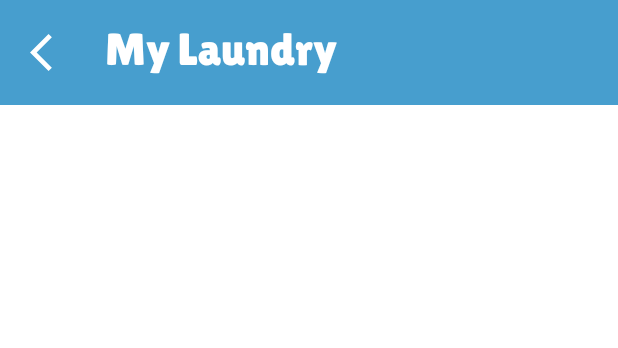
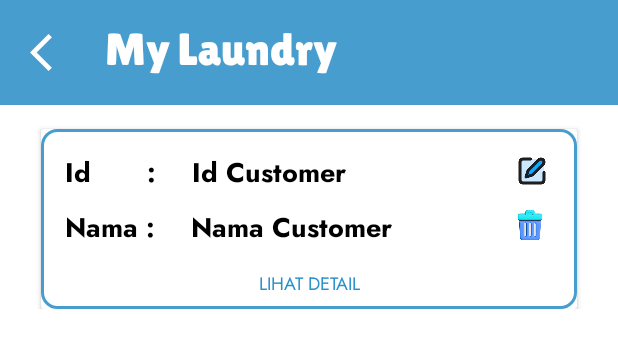
Before and after one commit to pysceseu/PROJEK_KEL5_XIIPPLG3, an Android app: the layout activity_adapter.xml on its own in the app's theme, with its tools: preview values and no code run, on a phone screen of 412 x 824 dp. Shown: the top 348 px of the screen. Run offline under Robolectric (Android 15) with nearby library versions, the phone set to English and light mode, and no system bars; Roboto replaces fonts that are not available here.

Commit message:
AdapterCustomer

```diff
--- a/app/src/main/res/layout/activity_adapter.xml
+++ b/app/src/main/res/layout/activity_adapter.xml
@@ -3,7 +3,7 @@
     xmlns:app="http://schemas.android.com/apk/res-auto"
     xmlns:tools="http://schemas.android.com/tools"
     android:layout_width="match_parent"
-    android:layout_height="match_parent">
+    android:layout_height="wrap_content">
 
     <androidx.constraintlayout.widget.ConstraintLayout
         android:id="@+id/constraintLayout2"
@@ -37,4 +37,105 @@
             app:layout_constraintStart_toEndOf="@+id/imageView11" />
     </androidx.constraintlayout.widget.ConstraintLayout>
 
+    <androidx.cardview.widget.CardView
+        android:layout_width="357dp"
+        android:layout_height="120dp"
+        android:layout_marginTop="16dp"
+        app:layout_constraintEnd_toEndOf="parent"
+        app:layout_constraintStart_toStartOf="parent"
+        app:layout_constraintTop_toBottomOf="@+id/constraintLayout2">
+
+        <androidx.constraintlayout.widget.ConstraintLayout
+            android:layout_width="match_parent"
+            android:layout_height="match_parent"
+            android:background="@drawable/aa">
+
+            <TextView
+                android:id="@+id/textView5"
+                android:layout_width="wrap_content"
+                android:layout_height="wrap_content"
+                android:layout_marginStart="16dp"
+                android:layout_marginTop="16dp"
+                android:fontFamily="@font/jost_bold"
+                android:text="Id       :"
+                android:textColor="@color/black"
+                android:textSize="18sp"
+                app:layout_constraintStart_toStartOf="parent"
+                app:layout_constraintTop_toTopOf="parent" />
+
+            <TextView
+                android:id="@+id/txtIdCustAdp"
+                android:layout_width="wrap_content"
+                android:layout_height="wrap_content"
+                android:layout_marginStart="24dp"
+                android:layout_marginTop="16dp"
+                android:fontFamily="@font/jost_bold"
+                android:text="Id Customer"
+                android:textColor="@color/black"
+                android:textSize="18sp"
+                app:layout_constraintStart_toEndOf="@+id/textView5"
+                app:layout_constraintTop_toTopOf="parent" />
+
+            <TextView
+                android:id="@+id/txtNmCustAdp"
+                android:layout_width="wrap_content"
+                android:layout_height="wrap_content"
+                android:layout_marginStart="24dp"
+                android:layout_marginTop="10dp"
+                android:fontFamily="@font/jost_bold"
+                android:text="Nama Customer"
+                android:textColor="@color/black"
+                android:textSize="18sp"
+                app:layout_constraintStart_toEndOf="@+id/textView9"
+                app:layout_constraintTop_toBottomOf="@+id/txtIdCustAdp" />
+
+            <TextView
+                android:id="@+id/textView9"
+                android:layout_width="wrap_content"
+                android:layout_height="wrap_content"
+                android:layout_marginStart="16dp"
+                android:layout_marginTop="10dp"
+                android:fontFamily="@font/jost_bold"
+                android:text="Nama :"
+                android:textColor="@color/black"
+                android:textSize="18sp"
+                app:layout_constraintStart_toStartOf="parent"
+                app:layout_constraintTop_toBottomOf="@+id/textView5" />
+
+            <TextView
+                android:id="@+id/txtLhtDetail"
+                android:layout_width="wrap_content"
+                android:layout_height="wrap_content"
+                android:layout_marginBottom="8dp"
+                android:fontFamily="@font/jost"
+                android:text="LIHAT DETAIL"
+                android:textColor="#2791CB"
+                android:textSize="12sp"
+                app:layout_constraintBottom_toBottomOf="parent"
+                app:layout_constraintEnd_toEndOf="parent"
+                app:layout_constraintStart_toStartOf="parent" />
+
+            <ImageView
+                android:id="@+id/imgEditCustAdp"
+                android:layout_width="28dp"
+                android:layout_height="24dp"
+                android:layout_marginTop="16dp"
+                android:layout_marginEnd="16dp"
+                app:layout_constraintEnd_toEndOf="parent"
+                app:layout_constraintTop_toTopOf="parent"
+                app:srcCompat="@drawable/edit_flat_color_outline_icon_free_png" />
+
+            <ImageView
+                android:id="@+id/imgHpsCustAdp"
+                android:layout_width="32dp"
+                android:layout_height="28dp"
+                android:layout_marginTop="10dp"
+                android:layout_marginEnd="15dp"
+                app:layout_constraintEnd_toEndOf="parent"
+                app:layout_constraintTop_toBottomOf="@+id/imgEditCustAdp"
+                app:srcCompat="@drawable/pngtree_delete_button_3d_icon_png_image_6217492" />
+
+        </androidx.constraintlayout.widget.ConstraintLayout>
+    </androidx.cardview.widget.CardView>
+
 </androidx.constraintlayout.widget.ConstraintLayout>
```
